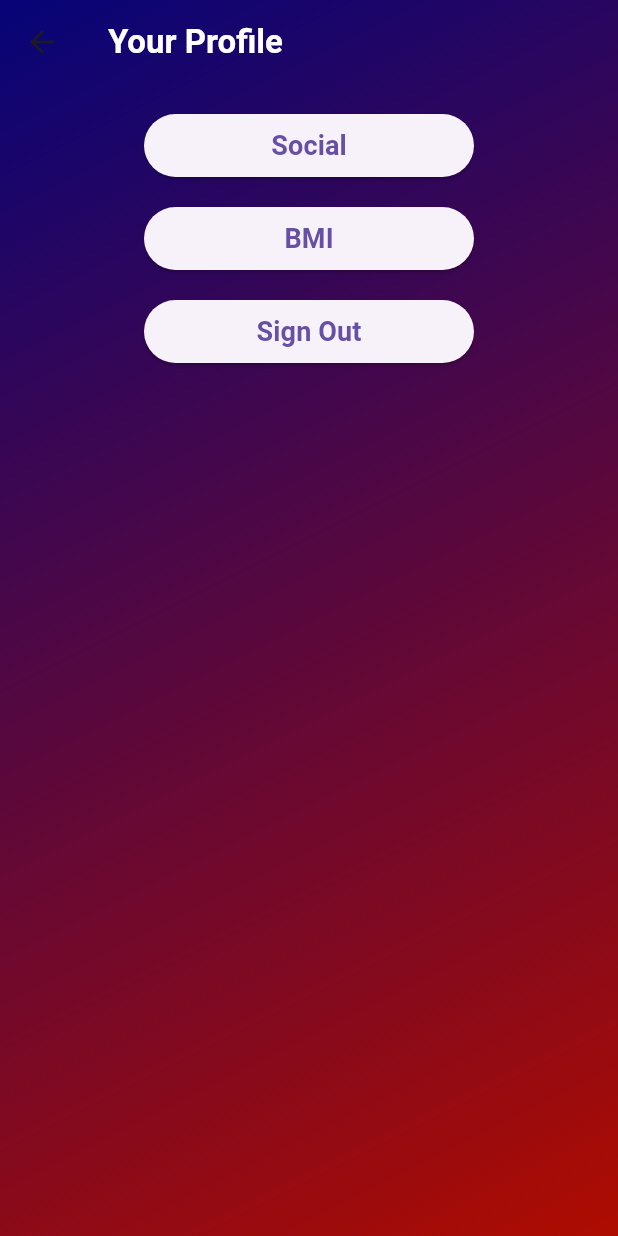
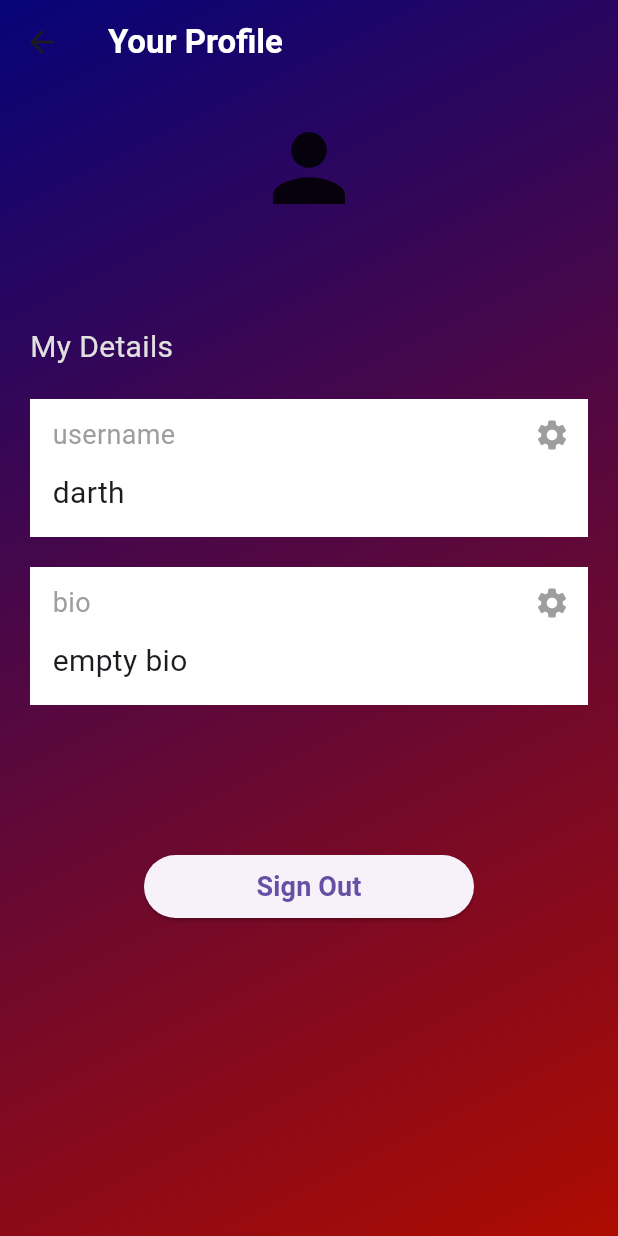
Before and after one commit to Bonzzz3/darth_runner, a Flutter app: the Profile screen opened directly, on a phone screen of 412 x 824 dp. Run offline on Flutter 3.47's test engine with Material 3 defaults, Android fonts, the phone set to English and light mode, and no system bars; our stand-ins replace cloud_firestore, firebase_auth, firebase_core, flutter_phoenix, google_nav_bar, google_sign_in and 5 more; missing offline and left inert: flutter_3d_choice_chip, pretty_gauge; accounts and stored records are empty.

Commit message:
updated profile page

```diff
--- a/lib/auth/verification_screen.dart
+++ b/lib/auth/verification_screen.dart
@@ -16,6 +16,7 @@ class VerificationScreen extends StatefulWidget {
 class _VerificationScreenState extends State<VerificationScreen> {
   final _auth = AuthService();
   late Timer timer;
+
   @override
   void initState() {
     super.initState();
--- a/lib/pages/home.dart
+++ b/lib/pages/home.dart
@@ -1,3 +1,6 @@
+import 'package:darth_runner/bmi/home_screen.dart';
+import 'package:darth_runner/social/home_social.dart';
+import 'package:darth_runner/widgets/button.dart';
 import 'package:flutter/material.dart';
 
 class HomePage extends StatelessWidget {
@@ -9,46 +12,73 @@ class HomePage extends StatelessWidget {
         body: Stack(
       children: [
         Container(
-            decoration:const BoxDecoration(
+          decoration: const BoxDecoration(
             gradient: LinearGradient(
               begin: Alignment.topRight,
               end: Alignment.bottomLeft,
               // begin: Alignment(-1,-1),
               // end: Alignment(0.7,1),
               colors: [
-              Color.fromARGB(255, 6, 4,120),
-               Color.fromARGB(255, 174, 12,0)],
+                Color.fromARGB(255, 6, 4, 120),
+                Color.fromARGB(255, 174, 12, 0)
+              ],
             ),
           ),
         ),
         const Positioned(
           top: 52,
-            right:20,
+          right: 20,
           child: CircleAvatar(
             minRadius: 25,
             maxRadius: 25,
-              foregroundImage: AssetImage('lib/assets/images/darthrunner_logo.jpeg'),
+            foregroundImage:
+                AssetImage('lib/assets/images/darthrunner_logo.jpeg'),
           ),
         ),
         Positioned(
           top: 0,
           left: 0,
           right: 0,
-            child:
+          child: Column(
+            children: [
               AppBar(
                 backgroundColor: Colors.transparent,
                 // elevation: 0,
-                  title: const Text('Welcome Home',
+                title: const Text(
+                  'Welcome Home',
                   style: TextStyle(
-                    color: Colors.white,
-                    fontWeight: FontWeight.bold
+                      color: Colors.white, fontWeight: FontWeight.bold),
                 ),
               ),
 
+              const SizedBox(height: 50),
+
+              CustomButton(
+                label: "Social",
+                onPressed: () async {
+                  Navigator.push(
+                      context,
+                      MaterialPageRoute(
+                          builder: (context) => const HomeSocial()));
+                },
               ),
-              )
+              const SizedBox(height: 20),
+
+              // BMI button
+              CustomButton(
+                label: "BMI",
+                onPressed: () async {
+                  Navigator.push(
+                      context,
+                      MaterialPageRoute(
+                          builder: (context) => const HomeScreen()));
+                },
+              ),
+              const SizedBox(height: 20),
             ],
-      )
-    );
+          ),
+        ),
+      ],
+    ));
   }
 }
--- a/lib/pages/profile.dart
+++ b/lib/pages/profile.dart
@@ -1,15 +1,21 @@
 import 'package:darth_runner/auth/auth_service.dart';
-import 'package:darth_runner/bmi/home_screen.dart';
-import 'package:darth_runner/social/home_social.dart';
 import 'package:darth_runner/widgets/button.dart';
+import 'package:darth_runner/widgets/text_box.dart';
+import 'package:firebase_auth/firebase_auth.dart';
 import 'package:flutter/material.dart';
 import 'package:flutter_phoenix/flutter_phoenix.dart';
-//import 'package:restart_app/restart_app.dart';
-//import 'package:darth_runner/auth/login_screen.dart';
-// import 'package:darth_runner/home_screen.dart';
 
-class Profile extends StatelessWidget {
+class Profile extends StatefulWidget {
   const Profile({super.key});
+
+  @override
+  State<Profile> createState() => _ProfileState();
+}
+
+class _ProfileState extends State<Profile> {
+  final currentUser = FirebaseAuth.instance.currentUser!;
+
+  Future<void> editField(String field) async {}
 
   @override
   Widget build(BuildContext context) {
@@ -33,6 +39,7 @@ class Profile extends StatelessWidget {
         ),
         Column(
           children: [
+            //title
             AppBar(
               backgroundColor: Colors.transparent,
               elevation: 0,
@@ -44,40 +51,66 @@ class Profile extends StatelessWidget {
             ),
             const SizedBox(height: 20),
 
-            CustomButton(
-              label: "Social",
-              onPressed: () async {
-                Navigator.push(
-                    context,
-                    MaterialPageRoute(
-                        builder: (context) => const HomeSocial()));
-              },
+            Column(
+              crossAxisAlignment: CrossAxisAlignment.start,
+              children: [
+                //profile picture
+                const Center(
+                  child: Icon(
+                    Icons.person,
+                    size: 72,
+                  ),
+                ),
+
+                const SizedBox(
+                  height: 20,
+                ),
+
+                //user email
+                Center(
+                  child: Text(
+                    currentUser.email!,
+                    style: const TextStyle(
+                      color: Colors.white,
+                      fontSize: 20,
+                    ),
+                  ),
+                ),
+                const SizedBox(height: 20),
+
+                //details
+                Padding(
+                  padding: const EdgeInsets.only(left: 20),
+                  child: Text(
+                    'My Details',
+                    style: TextStyle(color: Colors.grey[300], fontSize: 20),
+                    textAlign: TextAlign.left,
+                  ),
+                ),
+
+                MyTextBox(
+                  text: 'darth',
+                  sectionName: 'username',
+                  onPressed: () => editField('username'),
+                ),
+
+                MyTextBox(
+                  text: 'empty bio',
+                  sectionName: 'bio',
+                  onPressed: () => editField('bio'),
+                ),
+              ],
             ),
-            const SizedBox(height: 20),
 
-            // BMI button
-            CustomButton(
-              label: "BMI",
-              onPressed: () async {
-                Navigator.push(
-                    context,
-                    MaterialPageRoute(
-                        builder: (context) => const HomeScreen()));
-              },
+            const SizedBox(
+              height: 100,
             ),
-            const SizedBox(height: 20),
-
             // Signout button
             CustomButton(
               label: "Sign Out",
               onPressed: () async {
                 await auth.signout();
                 Phoenix.rebirth(context);
-                //Restart.restartApp();
-                // Navigator.push(
-                //   context,
-                //   MaterialPageRoute(builder: (context) => const LoginScreen()),
-                // );
               },
             )
           ],
--- a/lib/widgets/button.dart
+++ b/lib/widgets/button.dart
@@ -15,6 +15,8 @@ class CustomButton extends StatelessWidget {
         child: Text(
           label,
           style: const TextStyle(fontSize: 18, fontWeight: FontWeight.bold),
-            )));
+        ),
+      ),
+    );
   }
 }
--- /dev/null
+++ b/lib/widgets/text_box.dart
@@ -0,0 +1,53 @@
+import 'package:flutter/material.dart';
+
+class MyTextBox extends StatelessWidget {
+  final String text;
+  final String sectionName;
+  final void Function()? onPressed;
+  const MyTextBox(
+      {super.key,
+      required this.text,
+      required this.sectionName,
+      required this.onPressed});
+
+  @override
+  Widget build(BuildContext context) {
+    return Container(
+        // decoration: BoxDecoration(
+        //   color: Colors.grey,
+        //   borderRadius: BorderRadius.circular(2),
+        // ),
+        width: 400,
+        padding: const EdgeInsets.only(left: 15, bottom: 15),
+        margin: const EdgeInsets.only(left: 20, right: 20, top: 20),
+        color: Colors.white,
+        child: Column(
+          crossAxisAlignment: CrossAxisAlignment.start,
+          children: [
+            Row(
+              mainAxisAlignment: MainAxisAlignment.spaceBetween,
+              children: [
+                Text(
+                  sectionName,
+                  textAlign: TextAlign.left,
+                  style: const TextStyle(
+                    fontSize: 18,
+                    color: Colors.grey,
+                  ),
+                ),
+                IconButton(
+                    onPressed: () {},
+                    icon: const Icon(
+                      Icons.settings,
+                      color: Colors.grey,
+                    )),
+              ],
+            ),
+            Text(
+              text,
+              style: const TextStyle(fontSize: 20),
+            ),
+          ],
+        ));
+  }
+}
--- a/lib/widgets/wall_post.dart
+++ b/lib/widgets/wall_post.dart
@@ -24,8 +24,6 @@ class WallPost extends StatefulWidget {
 }
 
 class _WallPostState extends State<WallPost> {
-  @override
-  Widget build(BuildContext context) {
   //user
   final currentUser = FirebaseAuth.instance.currentUser!;
   bool isLiked = false;
@@ -38,14 +36,11 @@ class _WallPostState extends State<WallPost> {
 
   void toggleLike() {
     setState(() {
-        log("toggle like");
       isLiked = !isLiked;
-        log(isLiked.toString());
     });
 
-      DocumentReference postRef = FirebaseFirestore.instance
-          .collection('User Posts')
-          .doc(widget.postId);
+    DocumentReference postRef =
+        FirebaseFirestore.instance.collection('User Posts').doc(widget.postId);
 
     if (isLiked) {
       postRef.update({
@@ -58,6 +53,8 @@ class _WallPostState extends State<WallPost> {
     }
   }
 
+  @override
+  Widget build(BuildContext context) {
     return Container(
       decoration: BoxDecoration(
         color: Colors.white,
@@ -83,6 +80,13 @@ class _WallPostState extends State<WallPost> {
               LikeButton(
                 isLiked: isLiked,
                 onTap: toggleLike,
+              ),
+              const SizedBox(
+                height: 5,
+              ),
+              Text(
+                widget.likes.length.toString(),
+                style: const TextStyle(color: Colors.grey),
               ),
             ],
           ),
```
Also changed, not shown: lib/widgets/like_button.dart (+6 -5 lines). Lines whose indentation alone changed are shown as unchanged.
